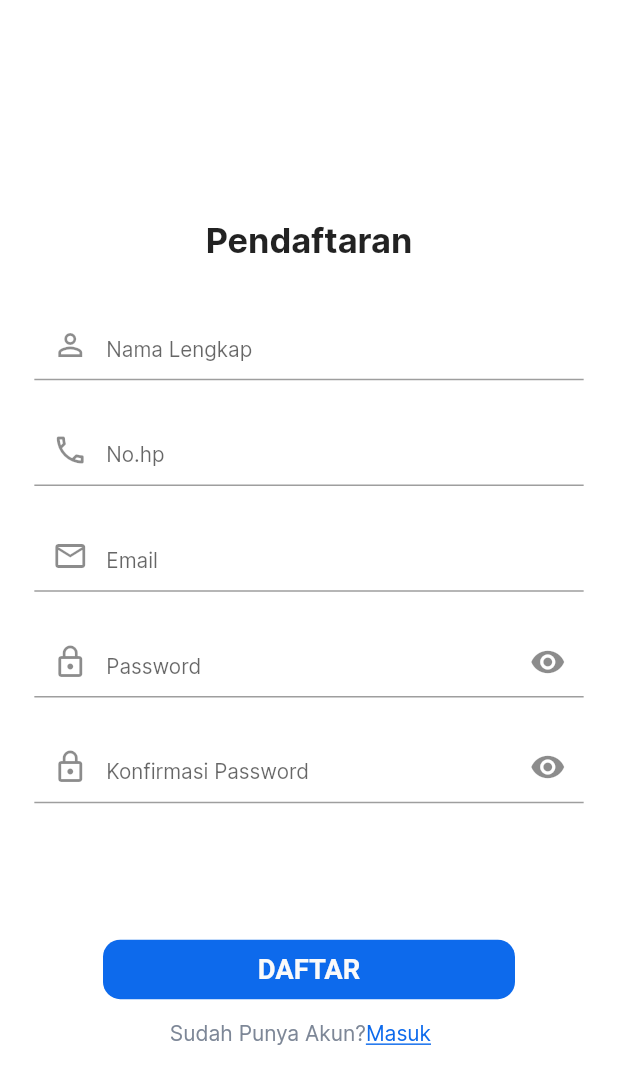
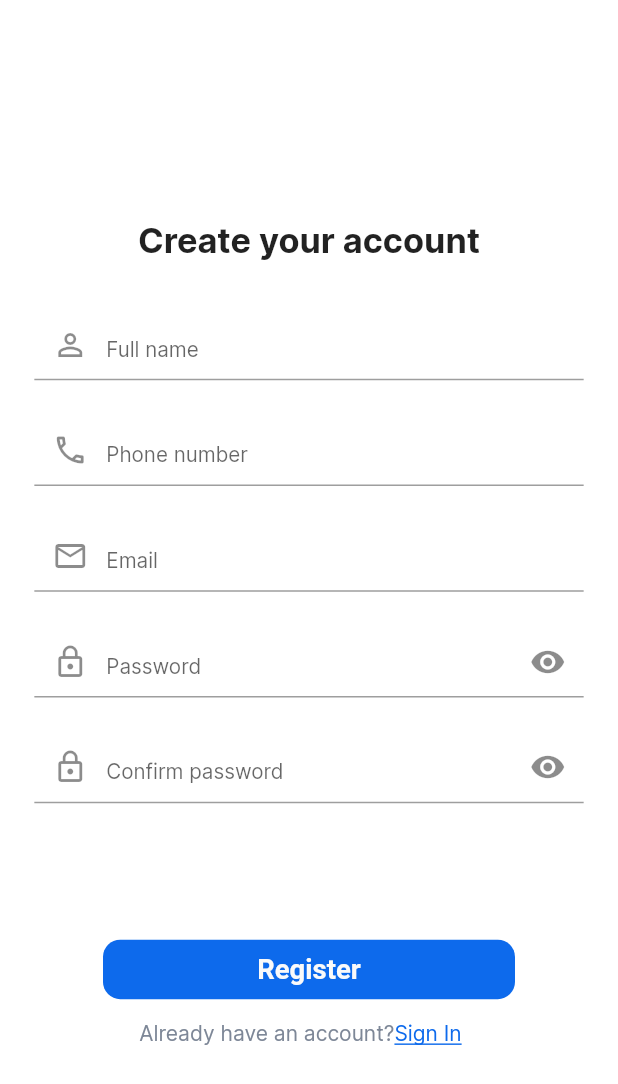
Before and after one commit to Office-Booking-Capstone-Kelompok-8/Office-Booking-Flutter, a Flutter app: the RegisterPage screen opened by its route, on a phone screen of 412 x 824 dp. Shown: the top 1084 px of the screen. Run offline on Flutter 3.47's test engine with Material 2 defaults, Android fonts, the phone set to English and light mode, and no system bars; our stand-ins replace dio, flutter_screenutil, flutter_smart_dialog; network calls fail.

Commit message:
fix language

```diff
--- a/lib/provider/date_provider.dart
+++ b/lib/provider/date_provider.dart
@@ -1,4 +1,4 @@
-import 'package:flutter/cupertino.dart';
+import 'package:flutter/material.dart';
 
 class DateProvider extends ChangeNotifier {
   DateTime _dateStart = DateTime.now();
--- a/lib/provider/onboard_provider.dart
+++ b/lib/provider/onboard_provider.dart
@@ -1,15 +1,15 @@
-import 'package:flutter/cupertino.dart';
-import 'package:office_booking_app/model/onboard/onboard_model.dart';
+import 'package:flutter/material.dart';
+import '../model/onboard/onboard_model.dart';
 
 class OnboardProvider extends ChangeNotifier {
   int _pageIndex = 0;
   final List<OnboardModel> _onboard = [
-    OnboardModel('assets/images/img_onboard1.png', 'KEUNGGULAN',
-        'Temukan Kemudahan dalam menyewa kantor dengan berbagai fitur menarik didalamnya'),
-    OnboardModel('assets/images/img_onboard2.png', 'HARGA',
-        'Tempat Office yang bisa Anda sewa dengan harga pas dengan kualitas yang nyaman'),
-    OnboardModel('assets/images/img_onboard3.png', 'FASILITAS',
-        'Fasilitas yang lengkap akan membuat suasana menjadi lebih nyaman dan pas untuk bekerja'),
+    OnboardModel('assets/images/img_onboard1.png', 'SUPERIORITY',
+        'Find the convenience of renting an office with a variety of interesting features in it'),
+    OnboardModel('assets/images/img_onboard2.png', 'PRICE',
+        'Office space that you can rent at the right price with comfortable quality'),
+    OnboardModel('assets/images/img_onboard3.png', 'FASCILITY',
+        'Complete facilities will make the atmosphere more comfortable and fit for work'),
   ];
 
   List<OnboardModel> get getOnboard => _onboard;
--- a/lib/screen/components/form_component.dart
+++ b/lib/screen/components/form_component.dart
@@ -1,6 +1,6 @@
 import 'package:flutter/material.dart';
 import 'package:flutter_screenutil/flutter_screenutil.dart';
-import 'package:office_booking_app/utils/constant/app_colors.dart';
+import '../../utils/constant/app_colors.dart';
 
 class FormComponent extends StatelessWidget {
   const FormComponent(
--- a/lib/screen/edit_profile/edit_profile_page.dart
+++ b/lib/screen/edit_profile/edit_profile_page.dart
@@ -67,7 +67,7 @@ class _EditProfileState extends State<EditProfile> {
                       height: 10.h,
                     ),
                     Text(
-                      'Ubah Photo Profile',
+                      'Change Profile Photo',
                       style:
                           TextStyle(color: AppColors.primary4, fontSize: 12.sp),
                     )
--- a/lib/screen/form_reservation_page/form_reservation_page.dart
+++ b/lib/screen/form_reservation_page/form_reservation_page.dart
@@ -1,12 +1,12 @@
 import 'package:flutter/material.dart';
 import 'package:flutter_screenutil/flutter_screenutil.dart';
-import 'package:office_booking_app/provider/date_provider.dart';
-import 'package:office_booking_app/utils/constant/app_text_style.dart';
 import 'package:intl/intl.dart';
 import 'package:provider/provider.dart';
 
+import '../../provider/date_provider.dart';
+import '../../utils/constant/app_text_style.dart';
 import '../components/button_component.dart';
-import '..//components/form_component.dart';
+import '../components/form_component.dart';
 import '../components/appbar_component.dart';
 
 class FormReservationPage extends StatefulWidget {
@@ -27,7 +27,7 @@ class _FormReservationPageState extends State<FormReservationPage> {
     return SafeArea(
       child: Scaffold(
         appBar: const AppbarComponent(
-          title: 'Form Reservasi',
+          title: 'Reservation Form',
         ),
         body: SingleChildScrollView(
           child: Container(
@@ -70,7 +70,7 @@ class _FormReservationPageState extends State<FormReservationPage> {
                                   style: detailFormGrey,
                                 ),
                                 Text(
-                                  'Harga',
+                                  'Price',
                                   style: detailFormStyle,
                                 ),
                               ],
@@ -96,7 +96,7 @@ class _FormReservationPageState extends State<FormReservationPage> {
                     height: 10.h,
                   ),
                   Text(
-                    'Nama Penyewa',
+                    'Tenant name*',
                     style: formTop,
                   ),
                   FormComponent(
@@ -108,7 +108,7 @@ class _FormReservationPageState extends State<FormReservationPage> {
                     height: 10.h,
                   ),
                   Text(
-                    'No.Telepon',
+                    'Phone Number*',
                     style: formTop,
                   ),
                   FormComponent(
@@ -120,7 +120,7 @@ class _FormReservationPageState extends State<FormReservationPage> {
                     height: 10.h,
                   ),
                   Text(
-                    'Email',
+                    'Email*',
                     style: formTop,
                   ),
                   FormComponent(
--- a/lib/screen/login/login_page.dart
+++ b/lib/screen/login/login_page.dart
@@ -38,7 +38,7 @@ class _LoginPageState extends State<LoginPage> {
               Padding(
                 padding: EdgeInsets.all(20.h),
                 child: Text(
-                  'Selamat Datang Kembali!',
+                  'Sign in to your account',
                   style:
                       TextStyle(fontSize: 20.sp, fontWeight: FontWeight.bold),
                 ),
@@ -74,7 +74,7 @@ class _LoginPageState extends State<LoginPage> {
                     child: TextButton(
                       onPressed: () {},
                       child: const Text(
-                        'Lupa Pasword?',
+                        'Forgot Password?',
                         style: TextStyle(
                             decoration: TextDecoration.underline,
                             color: AppColors.primary4),
@@ -92,7 +92,7 @@ class _LoginPageState extends State<LoginPage> {
                 onPress: () {
                   Navigator.pushNamed(context, '/navbar');
                 },
-                textButton: 'MASUK',
+                textButton: 'Login',
               ),
               Container(
                 padding: EdgeInsets.only(right: 10.w, top: 10.h),
@@ -100,7 +100,7 @@ class _LoginPageState extends State<LoginPage> {
                   mainAxisAlignment: MainAxisAlignment.center,
                   children: [
                     const Text(
-                      'Belum punya akun?',
+                      "Don't have an account yet?",
                       style: TextStyle(color: AppColors.text1),
                     ),
                     InkWell(
@@ -109,7 +109,7 @@ class _LoginPageState extends State<LoginPage> {
                             context, '/register', (route) => false);
                       },
                       child: const Text(
-                        'Daftar',
+                        ' Sign up',
                         style: TextStyle(
                             decoration: TextDecoration.underline,
                             color: AppColors.primary4),
--- a/lib/screen/login/register_page.dart
+++ b/lib/screen/login/register_page.dart
@@ -44,7 +44,7 @@ class _RegisterPageState extends State<RegisterPage> {
               Padding(
                 padding: EdgeInsets.all(20.h),
                 child: Text(
-                  'Pendaftaran',
+                  'Create your account',
                   style:
                       TextStyle(fontSize: 20.sp, fontWeight: FontWeight.bold),
                 ),
@@ -57,7 +57,7 @@ class _RegisterPageState extends State<RegisterPage> {
                   formWidth: double.infinity,
                   controller: _nameController,
                   prefixIcon: Icons.person_outline,
-                  hint: 'Nama Lengkap',
+                  hint: 'Full name',
                 ),
               ),
               Container(
@@ -69,7 +69,7 @@ class _RegisterPageState extends State<RegisterPage> {
                   formWidth: double.infinity,
                   controller: _phoneController,
                   prefixIcon: Icons.phone_outlined,
-                  hint: 'No.hp',
+                  hint: 'Phone number',
                 ),
               ),
               Container(
@@ -105,7 +105,7 @@ class _RegisterPageState extends State<RegisterPage> {
                   formWidth: double.infinity,
                   controller: _confirmPasswordController,
                   prefixIcon: Icons.lock_outline,
-                  hint: 'Konfirmasi Password',
+                  hint: 'Confirm password',
                 ),
               ),
               SizedBox(
@@ -115,7 +115,7 @@ class _RegisterPageState extends State<RegisterPage> {
                 buttonHeight: 40.h,
                 buttonWidth: 240.w,
                 onPress: () {},
-                textButton: 'DAFTAR',
+                textButton: 'Register',
               ),
               Container(
                 padding: EdgeInsets.only(right: 10.w, top: 10.h),
@@ -123,7 +123,7 @@ class _RegisterPageState extends State<RegisterPage> {
                   mainAxisAlignment: MainAxisAlignment.center,
                   children: [
                     const Text(
-                      'Sudah Punya Akun?',
+                      "Already have an account?",
                       style: TextStyle(color: AppColors.text1),
                     ),
                     InkWell(
@@ -132,7 +132,7 @@ class _RegisterPageState extends State<RegisterPage> {
                             context, '/login', (route) => false);
                       },
                       child: const Text(
-                        'Masuk',
+                        'Sign In',
                         style: TextStyle(
                             decoration: TextDecoration.underline,
                             color: AppColors.primary4),
--- a/lib/screen/navbar/navbar.dart
+++ b/lib/screen/navbar/navbar.dart
@@ -1,8 +1,9 @@
 import 'package:flutter/material.dart';
-import 'package:office_booking_app/provider/navbar_provider.dart';
 import 'package:flutter_screenutil/flutter_screenutil.dart';
-import 'package:office_booking_app/utils/constant/app_colors.dart';
 import 'package:provider/provider.dart';
+
+import '../../provider/navbar_provider.dart';
+import '../../utils/constant/app_colors.dart';
 
 class Navbar extends StatefulWidget {
   const Navbar({super.key});
--- a/lib/screen/onboard/component/dot_indicator.dart
+++ b/lib/screen/onboard/component/dot_indicator.dart
@@ -1,5 +1,5 @@
 import 'package:flutter/material.dart';
-import 'package:office_booking_app/utils/constant/app_colors.dart';
+import '../../../utils/constant/app_colors.dart';
 
 class DotIndicator extends StatelessWidget {
   const DotIndicator({Key? key, this.isActive = true}) : super(key: key);
--- a/lib/screen/onboard/onboard_page.dart
+++ b/lib/screen/onboard/onboard_page.dart
@@ -2,10 +2,11 @@ import 'package:flutter/material.dart';
 import 'package:flutter_smart_dialog/flutter_smart_dialog.dart';
 import 'package:office_booking_app/provider/onboard_provider.dart';
 import 'package:flutter_screenutil/flutter_screenutil.dart';
-import 'package:office_booking_app/screen/components/button_component.dart';
-import 'package:office_booking_app/screen/onboard/component/dot_indicator.dart';
-import 'package:office_booking_app/utils/constant/app_text_style.dart';
 import 'package:provider/provider.dart';
+
+import '../../screen/components/button_component.dart';
+import '../../screen/onboard/component/dot_indicator.dart';
+import '../../utils/constant/app_text_style.dart';
 
 class OnboardPage extends StatefulWidget {
   const OnboardPage({super.key});
@@ -76,7 +77,7 @@ class _OnboardPageState extends State<OnboardPage> {
                                               '/register',
                                               (route) => false);
                                         },
-                                        textButton: 'Daftar',
+                                        textButton: 'Register',
                                         buttonHeight: 40.h,
                                         buttonWidth: 108.w),
                                     ButtonComponent(
@@ -86,7 +87,7 @@ class _OnboardPageState extends State<OnboardPage> {
                                               '/login',
                                               (route) => false);
                                         },
-                                        textButton: 'Masuk',
+                                        textButton: 'Login',
                                         buttonHeight: 40.h,
                                         buttonWidth: 108.w),
                                   ],
@@ -109,7 +110,7 @@ class _OnboardPageState extends State<OnboardPage> {
                                           context, '/navbar', (route) => false);
                                     },
                                     child: Text(
-                                      'Lewati untuk saat ini',
+                                      'Skip for now',
                                       style: onboardSkip,
                                     ))
                               ],
@@ -125,7 +126,7 @@ class _OnboardPageState extends State<OnboardPage> {
                                       _pageController.jumpToPage(2);
                                     },
                                     child: Text(
-                                      'Lewati',
+                                      'Skip',
                                       style: onboardSkip,
                                     )),
                                 TextButton(
@@ -138,7 +139,7 @@ class _OnboardPageState extends State<OnboardPage> {
                                       }
                                     },
                                     child: Text(
-                                      'Lanjut',
+                                      'Next',
                                       style: onboardSkip,
                                     )),
                               ],
```
Also changed, not shown: lib/provider/navbar_provider.dart (+4 -5 lines), lib/screen/navbar/profile_page.dart (+8 -9 lines).
